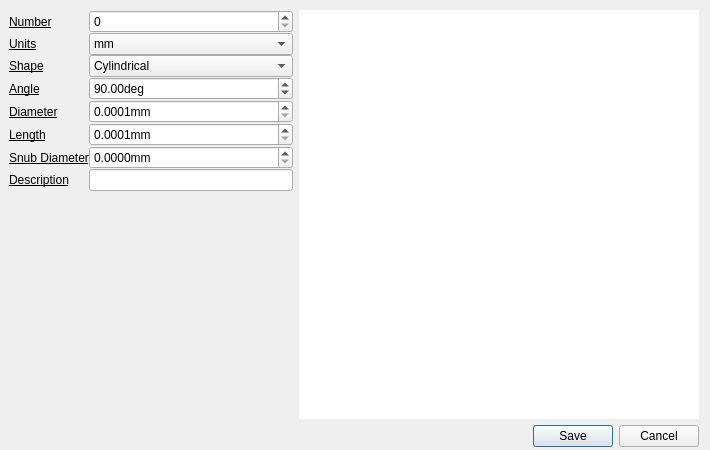
First picture: the form in qt/tool_dialog.ui, repository CauldronDevelopmentLLC/CAMotics, before the edit.
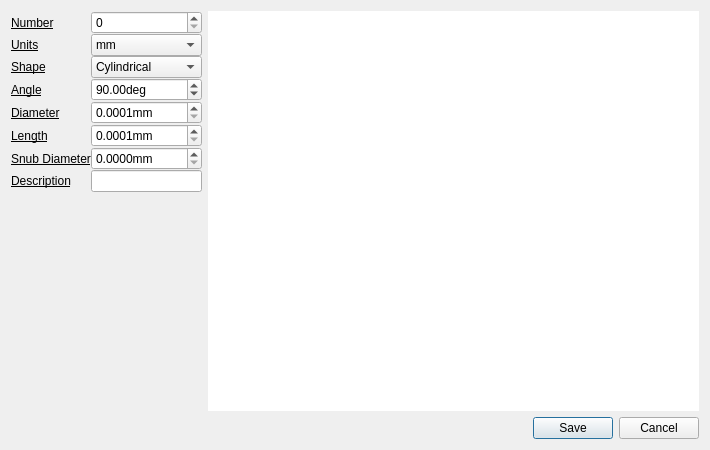
Second picture: the form after the edit.

Commit message: Fixed tool dialog editing and resizing

What changed in the file:
```diff
--- a/qt/tool_dialog.ui
+++ b/qt/tool_dialog.ui
@@ -10,27 +10,27 @@
     <height>450</height>
    </rect>
   </property>
+  <property name="minimumSize">
+   <size>
+    <width>710</width>
+    <height>450</height>
+   </size>
+  </property>
+  <property name="maximumSize">
+   <size>
+    <width>100000</width>
+    <height>100000</height>
+   </size>
+  </property>
   <property name="windowTitle">
    <string>Tool Editor</string>
   </property>
   <property name="modal">
    <bool>true</bool>
   </property>
-  <widget class="QWidget" name="layoutWidget">
-   <property name="geometry">
-    <rect>
-     <x>9</x>
-     <y>10</y>
-     <width>690</width>
-     <height>437</height>
-    </rect>
-   </property>
    <layout class="QVBoxLayout" name="verticalLayout_2">
-    <property name="spacing">
-     <number>6</number>
-    </property>
     <item>
-     <layout class="QHBoxLayout" name="horizontalLayout">
+    <layout class="QHBoxLayout" name="horizontalLayout" stretch="0,1">
       <property name="spacing">
        <number>6</number>
       </property>
@@ -327,7 +327,6 @@
      </widget>
     </item>
    </layout>
-  </widget>
  </widget>
  <tabstops>
   <tabstop>numberSpinBox</tabstop>
```
Left out of the diff: 3 changed lines with no effect on the pictures. Lines whose indentation alone changed are shown as unchanged. The commit also changes 7 other files.
